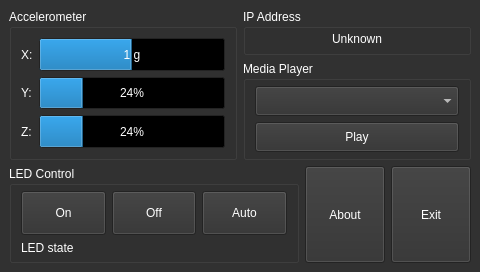
Before: the Qt Designer form linux/easyduo.ui in elnicoCZ/sqm4_vf6_easyDuo, drawn with Qt 5.
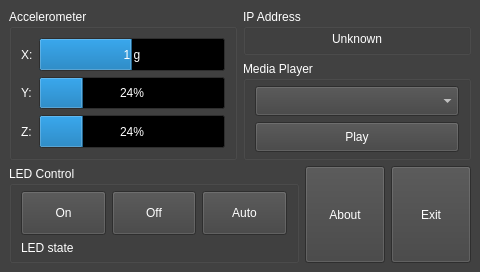
After: the same form once the commit is applied.

```diff
--- a/linux/easyduo.ui
+++ b/linux/easyduo.ui
@@ -31,45 +31,45 @@
      <colorrole role="Button">
       <brush brushstyle="SolidPattern">
        <color alpha="255">
-        <red>49</red>
-        <green>49</green>
-        <blue>49</blue>
+        <red>65</red>
+        <green>65</green>
+        <blue>65</blue>
        </color>
       </brush>
      </colorrole>
      <colorrole role="Light">
       <brush brushstyle="SolidPattern">
        <color alpha="255">
-        <red>73</red>
-        <green>73</green>
-        <blue>73</blue>
+        <red>97</red>
+        <green>97</green>
+        <blue>97</blue>
        </color>
       </brush>
      </colorrole>
      <colorrole role="Midlight">
       <brush brushstyle="SolidPattern">
        <color alpha="255">
-        <red>61</red>
-        <green>61</green>
-        <blue>61</blue>
+        <red>81</red>
+        <green>81</green>
+        <blue>81</blue>
        </color>
       </brush>
      </colorrole>
      <colorrole role="Dark">
       <brush brushstyle="SolidPattern">
        <color alpha="255">
-        <red>24</red>
-        <green>24</green>
-        <blue>24</blue>
+        <red>32</red>
+        <green>32</green>
+        <blue>32</blue>
        </color>
       </brush>
      </colorrole>
      <colorrole role="Mid">
       <brush brushstyle="SolidPattern">
        <color alpha="255">
-        <red>32</red>
-        <green>32</green>
-        <blue>32</blue>
+        <red>43</red>
+        <green>43</green>
+        <blue>43</blue>
        </color>
       </brush>
      </colorrole>
@@ -112,9 +112,9 @@
      <colorrole role="Window">
       <brush brushstyle="SolidPattern">
        <color alpha="255">
-        <red>49</red>
-        <green>49</green>
-        <blue>49</blue>
+        <red>65</red>
+        <green>65</green>
+        <blue>65</blue>
        </color>
       </brush>
      </colorrole>
@@ -130,9 +130,9 @@
      <colorrole role="AlternateBase">
       <brush brushstyle="SolidPattern">
        <color alpha="255">
-        <red>24</red>
-        <green>24</green>
-        <blue>24</blue>
+        <red>32</red>
+        <green>32</green>
+        <blue>32</blue>
        </color>
       </brush>
      </colorrole>
@@ -168,45 +168,45 @@
      <colorrole role="Button">
       <brush brushstyle="SolidPattern">
        <color alpha="255">
-        <red>49</red>
-        <green>49</green>
-        <blue>49</blue>
+        <red>65</red>
+        <green>65</green>
+        <blue>65</blue>
        </color>
       </brush>
      </colorrole>
      <colorrole role="Light">
       <brush brushstyle="SolidPattern">
        <color alpha="255">
-        <red>73</red>
-        <green>73</green>
-        <blue>73</blue>
+        <red>97</red>
+        <green>97</green>
+        <blue>97</blue>
        </color>
       </brush>
      </colorrole>
      <colorrole role="Midlight">
       <brush brushstyle="SolidPattern">
        <color alpha="255">
-        <red>61</red>
-        <green>61</green>
-        <blue>61</blue>
+        <red>81</red>
+        <green>81</green>
+        <blue>81</blue>
        </color>
       </brush>
      </colorrole>
      <colorrole role="Dark">
       <brush brushstyle="SolidPattern">
        <color alpha="255">
-        <red>24</red>
-        <green>24</green>
-        <blue>24</blue>
+        <red>32</red>
+        <green>32</green>
+        <blue>32</blue>
        </color>
       </brush>
      </colorrole>
      <colorrole role="Mid">
       <brush brushstyle="SolidPattern">
        <color alpha="255">
-        <red>32</red>
-        <green>32</green>
-        <blue>32</blue>
+        <red>43</red>
+        <green>43</green>
+        <blue>43</blue>
        </color>
       </brush>
      </colorrole>
@@ -249,9 +249,9 @@
      <colorrole role="Window">
       <brush brushstyle="SolidPattern">
        <color alpha="255">
-        <red>49</red>
-        <green>49</green>
-        <blue>49</blue>
+        <red>65</red>
+        <green>65</green>
+        <blue>65</blue>
        </color>
       </brush>
      </colorrole>
@@ -267,9 +267,9 @@
      <colorrole role="AlternateBase">
       <brush brushstyle="SolidPattern">
        <color alpha="255">
-        <red>24</red>
-        <green>24</green>
-        <blue>24</blue>
+        <red>32</red>
+        <green>32</green>
+        <blue>32</blue>
        </color>
       </brush>
      </colorrole>
@@ -296,63 +296,63 @@
      <colorrole role="WindowText">
       <brush brushstyle="SolidPattern">
        <color alpha="255">
-        <red>24</red>
-        <green>24</green>
-        <blue>24</blue>
+        <red>32</red>
+        <green>32</green>
+        <blue>32</blue>
        </color>
       </brush>
      </colorrole>
      <colorrole role="Button">
       <brush brushstyle="SolidPattern">
        <color alpha="255">
-        <red>49</red>
-        <green>49</green>
-        <blue>49</blue>
+        <red>65</red>
+        <green>65</green>
+        <blue>65</blue>
        </color>
       </brush>
      </colorrole>
      <colorrole role="Light">
       <brush brushstyle="SolidPattern">
        <color alpha="255">
-        <red>73</red>
-        <green>73</green>
-        <blue>73</blue>
+        <red>97</red>
+        <green>97</green>
+        <blue>97</blue>
        </color>
       </brush>
      </colorrole>
      <colorrole role="Midlight">
       <brush brushstyle="SolidPattern">
        <color alpha="255">
-        <red>61</red>
-        <green>61</green>
-        <blue>61</blue>
+        <red>81</red>
+        <green>81</green>
+        <blue>81</blue>
        </color>
       </brush>
      </colorrole>
      <colorrole role="Dark">
       <brush brushstyle="SolidPattern">
        <color alpha="255">
-        <red>24</red>
-        <green>24</green>
-        <blue>24</blue>
+        <red>32</red>
+        <green>32</green>
+        <blue>32</blue>
        </color>
       </brush>
      </colorrole>
      <colorrole role="Mid">
       <brush brushstyle="SolidPattern">
        <color alpha="255">
-        <red>32</red>
-        <green>32</green>
-        <blue>32</blue>
+        <red>43</red>
+        <green>43</green>
+        <blue>43</blue>
        </color>
       </brush>
      </colorrole>
      <colorrole role="Text">
       <brush brushstyle="SolidPattern">
        <color alpha="255">
-        <red>24</red>
-        <green>24</green>
-        <blue>24</blue>
+        <red>32</red>
+        <green>32</green>
+        <blue>32</blue>
        </color>
       </brush>
      </colorrole>
@@ -368,27 +368,27 @@
      <colorrole role="ButtonText">
       <brush brushstyle="SolidPattern">
        <color alpha="255">
-        <red>24</red>
-        <green>24</green>
-        <blue>24</blue>
+        <red>32</red>
+        <green>32</green>
+        <blue>32</blue>
        </color>
       </brush>
      </colorrole>
      <colorrole role="Base">
       <brush brushstyle="SolidPattern">
        <color alpha="255">
-        <red>49</red>
-        <green>49</green>
-        <blue>49</blue>
+        <red>65</red>
+        <green>65</green>
+        <blue>65</blue>
        </color>
       </brush>
      </colorrole>
      <colorrole role="Window">
       <brush brushstyle="SolidPattern">
        <color alpha="255">
-        <red>49</red>
-        <green>49</green>
-        <blue>49</blue>
+        <red>65</red>
+        <green>65</green>
+        <blue>65</blue>
        </color>
       </brush>
      </colorrole>
@@ -404,9 +404,9 @@
      <colorrole role="AlternateBase">
       <brush brushstyle="SolidPattern">
        <color alpha="255">
-        <red>49</red>
-        <green>49</green>
-        <blue>49</blue>
+        <red>65</red>
+        <green>65</green>
+        <blue>65</blue>
        </color>
       </brush>
      </colorrole>
@@ -434,6 +434,9 @@
   <property name="windowTitle">
    <string>MainWindow</string>
   </property>
+  <property name="styleSheet">
+   <string notr="true"/>
+  </property>
   <widget class="QWidget" name="centralwidget">
    <layout class="QGridLayout" name="gridLayout">
     <item row="0" column="0">
@@ -634,6 +637,9 @@
                <property name="focusPolicy">
                 <enum>Qt::TabFocus</enum>
                </property>
+               <property name="styleSheet">
+                <string notr="true"/>
+               </property>
               </widget>
              </item>
              <item>
@@ -672,7 +678,7 @@
        </layout>
       </item>
       <item>
-       <layout class="QGridLayout" name="gridLayout_2" columnstretch="4,1,1,0">
+       <layout class="QGridLayout" name="gridLayout_2" columnstretch="4,1,1">
         <property name="sizeConstraint">
          <enum>QLayout::SetMaximumSize</enum>
         </property>
```
Left out of the diff: 2 changed lines with no effect on the pictures.
